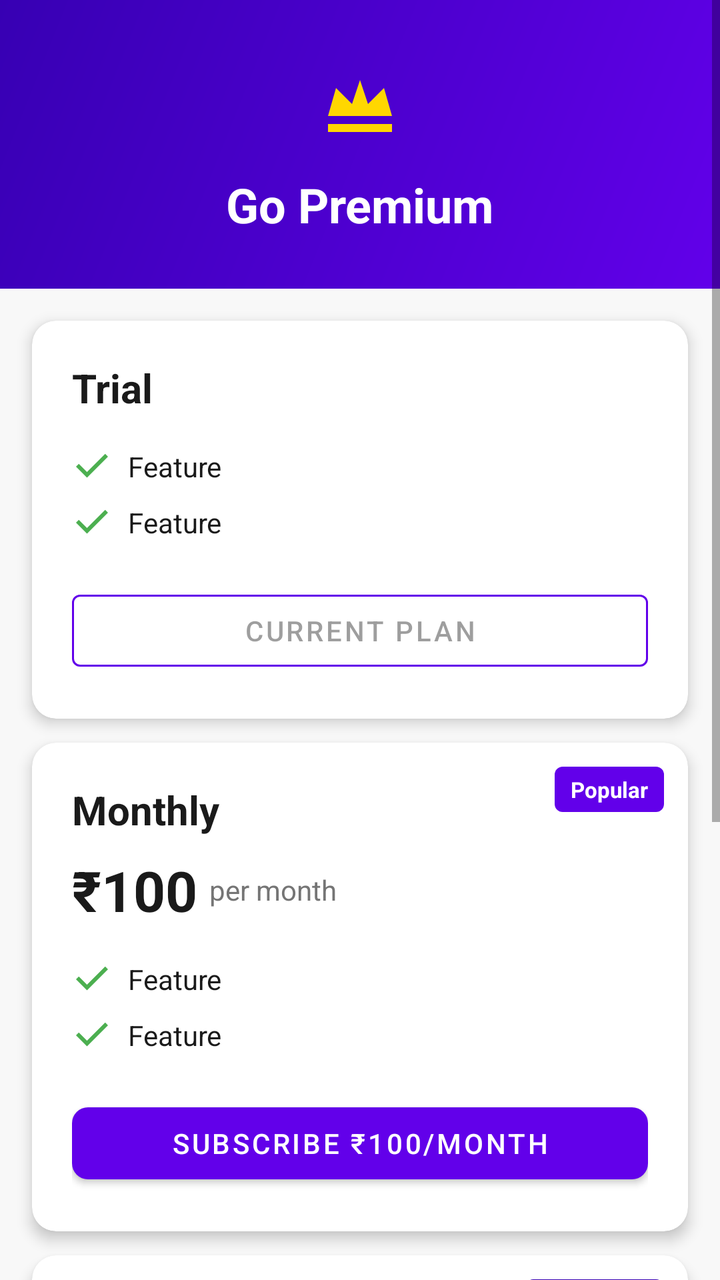
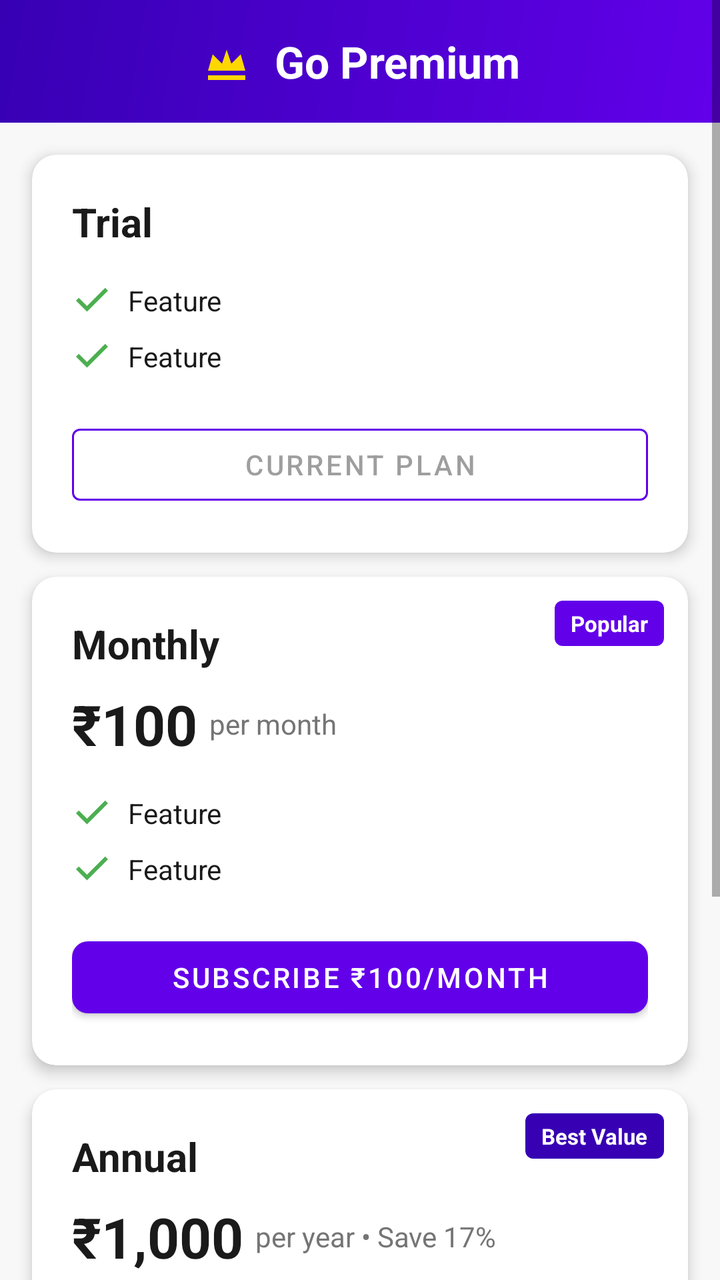

The first picture is an Android layout as it rendered before a commit; the second is the same layout after the commit. The layout source and the unified diff follow.
<!-- AndroidManifest.xml: application theme Theme.FetchIn -->
<!-- res/layout/fragment_premium.xml -->
<?xml version="1.0" encoding="utf-8"?>
<ScrollView xmlns:android="http://schemas.android.com/apk/res/android"
    xmlns:app="http://schemas.android.com/apk/res-auto"
    android:layout_width="match_parent"
    android:layout_height="match_parent"
    android:background="@color/backgroundColor">

    <LinearLayout
        android:layout_width="match_parent"
        android:layout_height="wrap_content"
        android:orientation="vertical">

        
        <LinearLayout
            android:layout_width="match_parent"
            android:layout_height="wrap_content"
            android:background="@drawable/bg_premium_gradient"
            android:gravity="center"
            android:orientation="vertical"
            android:paddingHorizontal="32dp"
            android:paddingVertical="26dp">

            <ImageView
                android:layout_width="48dp"
                android:layout_height="48dp"
                android:src="@drawable/ic_crown"
                android:contentDescription="@null" />

            <TextView
                android:layout_width="wrap_content"
                android:layout_height="wrap_content"
                android:layout_marginTop="12dp"
                android:text="@string/label_go_premium"
                android:textColor="@color/white"
                android:textSize="24sp"
                android:textStyle="bold" />

        </LinearLayout>

        
        <com.google.android.material.progressindicator.LinearProgressIndicator
            android:id="@+id/billingLoadingIndicator"
            android:layout_width="match_parent"
            android:layout_height="wrap_content"
            android:visibility="gone"
            app:indicatorColor="@color/colorPrimary"
            app:trackCornerRadius="0dp" />

        
        <com.google.android.material.card.MaterialCardView
            android:id="@+id/cardFree"
            android:layout_width="match_parent"
            android:layout_height="wrap_content"
            android:layout_marginHorizontal="16dp"
            android:layout_marginTop="16dp"
            app:cardCornerRadius="12dp"
            app:cardElevation="4dp"
            app:cardBackgroundColor="@color/surface">

            <LinearLayout
                android:layout_width="match_parent"
                android:layout_height="wrap_content"
                android:orientation="vertical"
                android:padding="20dp">

                <TextView
                    android:layout_width="wrap_content"
                    android:layout_height="wrap_content"
                    android:text="@string/label_free_plan"
                    android:textColor="@color/textPrimary"
                    android:textSize="20sp"
                    android:textStyle="bold" />

                <include layout="@layout/view_feature_check" android:id="@+id/featureFree1"
                    android:layout_width="match_parent" android:layout_height="wrap_content"
                    android:layout_marginTop="12dp" />
                <include layout="@layout/view_feature_check" android:id="@+id/featureFree2"
                    android:layout_width="match_parent" android:layout_height="wrap_content" />

                <com.google.android.material.button.MaterialButton
                    android:id="@+id/btnFreePlan"
                    style="@style/Widget.MaterialComponents.Button.OutlinedButton"
                    android:layout_width="match_parent"
                    android:layout_height="48dp"
                    android:layout_marginTop="16dp"
                    android:text="@string/btn_current_plan"
                    android:enabled="false"
                    app:strokeColor="@color/colorPrimary" />

            </LinearLayout>

        </com.google.android.material.card.MaterialCardView>

        
        <com.google.android.material.card.MaterialCardView
            android:id="@+id/cardMonthly"
            android:layout_width="match_parent"
            android:layout_height="wrap_content"
            android:layout_marginHorizontal="16dp"
            android:layout_marginTop="12dp"
            app:cardCornerRadius="12dp"
            app:cardElevation="4dp"
            app:cardBackgroundColor="@color/surface">

            <FrameLayout
                android:layout_width="match_parent"
                android:layout_height="wrap_content">

                <LinearLayout
                    android:layout_width="match_parent"
                    android:layout_height="wrap_content"
                    android:orientation="vertical"
                    android:padding="20dp">

                    <TextView
                        android:layout_width="wrap_content"
                        android:layout_height="wrap_content"
                        android:text="@string/label_monthly_plan"
                        android:textColor="@color/textPrimary"
                        android:textSize="20sp"
                        android:textStyle="bold" />

                    <LinearLayout
                        android:layout_width="wrap_content"
                        android:layout_height="wrap_content"
                        android:layout_marginTop="8dp"
                        android:orientation="horizontal"
                        android:gravity="center_vertical">
                        <TextView
                            android:layout_width="wrap_content"
                            android:layout_height="wrap_content"
                            android:text="₹100"
                            android:textColor="@color/textPrimary"
                            android:textSize="28sp"
                            android:textStyle="bold" />
                        <TextView
                            android:layout_width="wrap_content"
                            android:layout_height="wrap_content"
                            android:layout_marginStart="6dp"
                            android:text="@string/label_per_month"
                            android:textColor="@color/textSecondary"
                            android:textSize="14sp" />
                    </LinearLayout>


                    <include layout="@layout/view_feature_check" android:id="@+id/featureMonthly1"
                        android:layout_width="match_parent" android:layout_height="wrap_content"
                        android:layout_marginTop="12dp" />
                    <include layout="@layout/view_feature_check" android:id="@+id/featureMonthly2"
                        android:layout_width="match_parent" android:layout_height="wrap_content" />

                    <com.google.android.material.button.MaterialButton
                        android:id="@+id/btnMonthly"
                        android:layout_width="match_parent"
                        android:layout_height="48dp"
                        android:layout_marginTop="16dp"
                        android:text="@string/btn_subscribe_monthly"
                        android:textColor="@color/white"
                        app:backgroundTint="@color/colorPrimary"
                        app:cornerRadius="8dp" />

                </LinearLayout>

                <TextView
                    android:id="@+id/badgePopular"
                    android:layout_width="wrap_content"
                    android:layout_height="wrap_content"
                    android:layout_gravity="top|end"
                    android:layout_margin="12dp"
                    android:background="@drawable/ic_popular_badge"
                    android:paddingHorizontal="8dp"
                    android:paddingVertical="4dp"
                    android:text="@string/label_popular"
                    android:textColor="@color/white"
                    android:textSize="11sp"
                    android:textStyle="bold" />

            </FrameLayout>

        </com.google.android.material.card.MaterialCardView>

        
        <com.google.android.material.card.MaterialCardView
            android:id="@+id/cardAnnual"
            android:layout_width="match_parent"
            android:layout_height="wrap_content"
            android:layout_marginHorizontal="16dp"
            android:layout_marginTop="12dp"
            app:cardCornerRadius="12dp"
            app:cardElevation="4dp"
            app:cardBackgroundColor="@color/surface">

            <FrameLayout
                android:layout_width="match_parent"
                android:layout_height="wrap_content">

                <LinearLayout
                    android:layout_width="match_parent"
                    android:layout_height="wrap_content"
                    android:orientation="vertical"
                    android:padding="20dp">

                    <TextView
                        android:layout_width="wrap_content"
                        android:layout_height="wrap_content"
                        android:text="@string/label_annual_plan"
                        android:textColor="@color/textPrimary"
                        android:textSize="20sp"
                        android:textStyle="bold" />

                    <LinearLayout
                        android:layout_width="wrap_content"
                        android:layout_height="wrap_content"
                        android:layout_marginTop="8dp"
                        android:orientation="horizontal"
                        android:gravity="center_vertical">
                        <TextView
                            android:layout_width="wrap_content"
                            android:layout_height="wrap_content"
                            android:text="₹1,000"
                            android:textColor="@color/textPrimary"
                            android:textSize="28sp"
                            android:textStyle="bold" />
                        <TextView
                            android:layout_width="wrap_content"
                            android:layout_height="wrap_content"
                            android:layout_marginStart="6dp"
                            android:text="@string/label_per_year_savings"
                            android:textColor="@color/textSecondary"
                            android:textSize="14sp" />
                    </LinearLayout>


                    <include layout="@layout/view_feature_check" android:id="@+id/featureAnnual1"
                        android:layout_width="match_parent" android:layout_height="wrap_content"
                        android:layout_marginTop="12dp" />
                    <include layout="@layout/view_feature_check" android:id="@+id/featureAnnual2"
                        android:layout_width="match_parent" android:layout_height="wrap_content" />

                    <com.google.android.material.button.MaterialButton
                        android:id="@+id/btnAnnual"
                        android:layout_width="match_parent"
                        android:layout_height="48dp"
                        android:layout_marginTop="16dp"
                        android:text="@string/btn_subscribe_annual"
                        android:textColor="@color/white"
                        app:backgroundTint="@color/colorPrimaryDark"
                        app:cornerRadius="8dp" />

                </LinearLayout>

                <TextView
                    android:id="@+id/badgeBestValue"
                    android:layout_width="wrap_content"
                    android:layout_height="wrap_content"
                    android:layout_gravity="top|end"
                    android:layout_margin="12dp"
                    android:background="@drawable/ic_best_value_badge"
                    android:paddingHorizontal="8dp"
                    android:paddingVertical="4dp"
                    android:text="@string/label_best_value"
                    android:textColor="@color/white"
                    android:textSize="11sp"
                    android:textStyle="bold" />

            </FrameLayout>

        </com.google.android.material.card.MaterialCardView>

        
        <com.google.android.material.button.MaterialButton
            android:id="@+id/btnRestore"
            style="@style/Widget.MaterialComponents.Button.TextButton"
            android:layout_width="wrap_content"
            android:layout_height="wrap_content"
            android:layout_gravity="center_horizontal"
            android:layout_marginTop="20dp"
            android:layout_marginHorizontal="16dp"
            android:text="@string/btn_restore_purchases"
            android:textColor="@color/colorPrimary" />

        
        <TextView
            android:layout_width="wrap_content"
            android:layout_height="wrap_content"
            android:layout_gravity="center_horizontal"
            android:layout_marginTop="8dp"
            android:layout_marginBottom="32dp"
            android:layout_marginHorizontal="16dp"
            android:text="@string/label_terms_privacy"
            android:textColor="@color/colorPrimary"
            android:textSize="12sp" />

    </LinearLayout>

</ScrollView>
<!-- res/layout/view_feature_check.xml (included above) -->
<?xml version="1.0" encoding="utf-8"?>
<LinearLayout xmlns:android="http://schemas.android.com/apk/res/android"
    android:layout_width="match_parent"
    android:layout_height="wrap_content"
    android:orientation="horizontal"
    android:gravity="center_vertical"
    android:paddingVertical="4dp">

    <ImageView
        android:layout_width="20dp"
        android:layout_height="20dp"
        android:src="@drawable/ic_check"
        android:contentDescription="@null" />

    <TextView
        android:id="@+id/tvFeatureText"
        android:layout_width="wrap_content"
        android:layout_height="wrap_content"
        android:layout_marginStart="8dp"
        android:textColor="#1A1A1A"
        android:textSize="14sp"
        android:text="Feature" />

</LinearLayout>
<!-- resources referenced by this layout -->
<resources>
  <color name="backgroundColor">#F8F8F8</color>
  <color name="colorPrimary">#6200EA</color>
  <color name="colorPrimaryDark">#3700B3</color>
  <color name="surface">#FFFFFF</color>
  <color name="textPrimary">#1A1A1A</color>
  <color name="textSecondary">#757575</color>
  <color name="white">#FFFFFF</color>
  <!-- drawable bg_premium_gradient (drawable) -->
  <?xml version="1.0" encoding="utf-8"?>
  <shape xmlns:android="http://schemas.android.com/apk/res/android"
      android:shape="rectangle">
      <gradient
          android:angle="135"
          android:startColor="#6200EA"
          android:endColor="#3700B3"
          android:type="linear" />
  </shape>
  <!-- drawable ic_best_value_badge (drawable) -->
  <?xml version="1.0" encoding="utf-8"?>
  <shape xmlns:android="http://schemas.android.com/apk/res/android"
      android:shape="rectangle">
      <solid android:color="#3700B3" />
      <corners android:radius="4dp" />
  </shape>
  <!-- drawable ic_check (drawable) -->
  <?xml version="1.0" encoding="utf-8"?>
  <vector xmlns:android="http://schemas.android.com/apk/res/android"
      android:width="20dp"
      android:height="20dp"
      android:viewportWidth="20"
      android:viewportHeight="20">
      <path
          android:fillColor="#4CAF50"
          android:pathData="M7.5,15.5L2,10l1.41,-1.41L7.5,12.67l9.09,-9.08L18,5z" />
  </vector>
  <!-- drawable ic_crown (drawable) -->
  <?xml version="1.0" encoding="utf-8"?>
  <vector xmlns:android="http://schemas.android.com/apk/res/android"
      android:width="48dp"
      android:height="48dp"
      android:viewportWidth="48"
      android:viewportHeight="48">
      <path
          android:fillColor="#FFD700"
          android:pathData="M8,36L40,36L40,40L8,40ZM8,32L12,18L20,26L24,14L28,26L36,18L40,32Z" />
  </vector>
  <!-- drawable ic_popular_badge (drawable) -->
  <?xml version="1.0" encoding="utf-8"?>
  <shape xmlns:android="http://schemas.android.com/apk/res/android"
      android:shape="rectangle">
      <solid android:color="#6200EA" />
      <corners android:radius="4dp" />
  </shape>
  <string name="btn_current_plan">Current Plan</string>
  <string name="btn_restore_purchases">Restore Purchases</string>
  <string name="btn_subscribe_annual">Subscribe ₹1,000/year</string>
  <string name="btn_subscribe_monthly">Subscribe ₹100/month</string>
  <string name="label_annual_plan">Annual</string>
  <string name="label_best_value">Best Value</string>
  <string name="label_free_plan">Trial</string>
  <string name="label_go_premium">Go Premium</string>
  <string name="label_monthly_plan">Monthly</string>
  <string name="label_per_month">per month</string>
  <string name="label_per_year_savings">per year  •  Save 17%</string>
  <string name="label_popular">Popular</string>
  <string name="label_terms_privacy">Terms of Use · Privacy Policy</string>
  <style name="Theme.FetchIn" parent="Theme.MaterialComponents.Light.NoActionBar">
          <item name="colorPrimary">@color/colorPrimary</item>
          <item name="colorPrimaryDark">@color/colorPrimaryDark</item>
          <item name="colorAccent">@color/colorAccent</item>
          <item name="android:windowBackground">@color/backgroundColor</item>
          <item name="android:statusBarColor">@color/backgroundColor</item>
          <item name="android:windowLightStatusBar">true</item>
      </style>
  <color name="colorAccent">#03DAC5</color>
</resources>

<!-- the commit's change to res/layout/fragment_premium.xml (unified diff, before → after) -->
@@ -16,23 +16,23 @@
             android:layout_height="wrap_content"
             android:background="@drawable/bg_premium_gradient"
             android:gravity="center"
-            android:orientation="vertical"
-            android:paddingHorizontal="32dp"
-            android:paddingVertical="26dp">
+            android:orientation="horizontal"
+            android:paddingHorizontal="24dp"
+            android:paddingVertical="16dp">
 
             <ImageView
-                android:layout_width="48dp"
-                android:layout_height="48dp"
+                android:layout_width="28dp"
+                android:layout_height="28dp"
                 android:src="@drawable/ic_crown"
                 android:contentDescription="@null" />
 
             <TextView
                 android:layout_width="wrap_content"
                 android:layout_height="wrap_content"
-                android:layout_marginTop="12dp"
+                android:layout_marginStart="10dp"
                 android:text="@string/label_go_premium"
                 android:textColor="@color/white"
-                android:textSize="24sp"
+                android:textSize="22sp"
                 android:textStyle="bold" />
 
         </LinearLayout>
